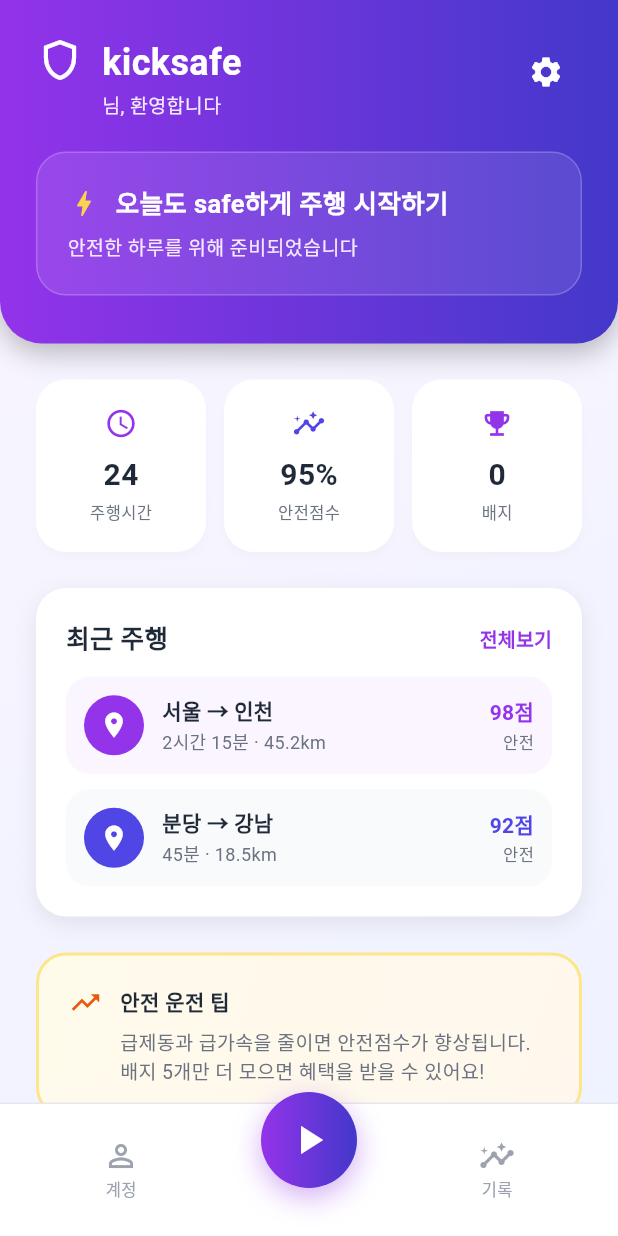
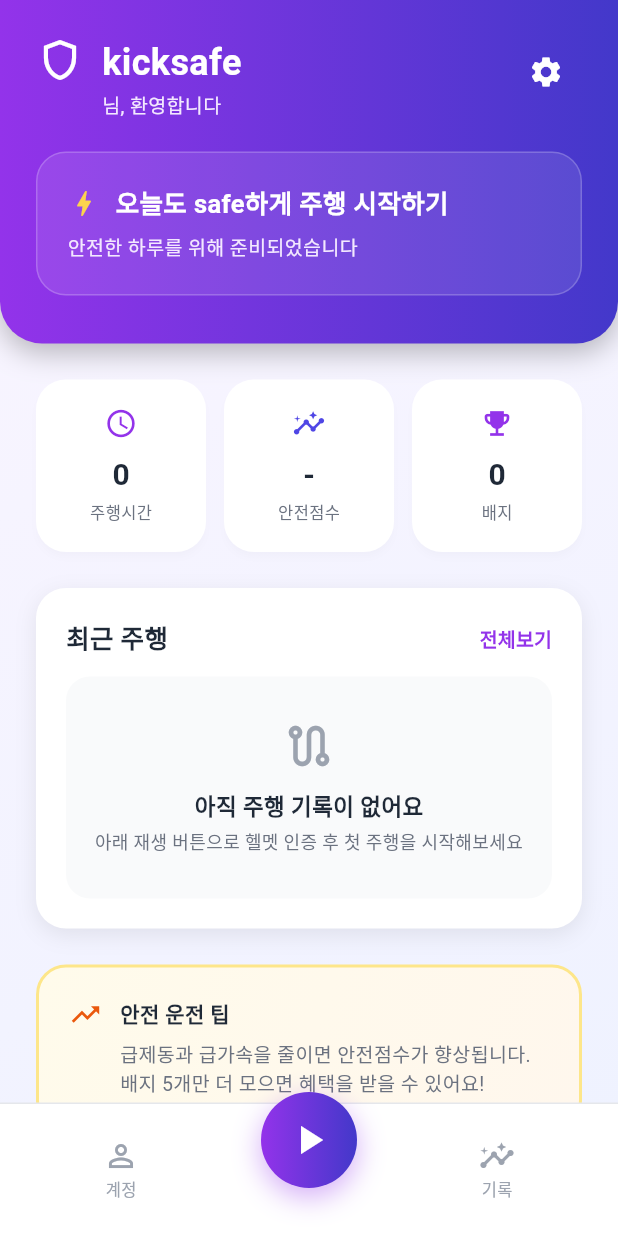
Before and after one commit to kicksafe2/kicksafe2, a Flutter app: the HomeScreen screen opened by its route, on a phone screen of 412 x 824 dp. Run offline on Flutter 3.47's test engine with Material 3 defaults, Android fonts, the phone set to English and light mode, and no system bars; our stand-ins replace camera, cloud_firestore, firebase_auth, firebase_core, flutter_blue_plus, geolocator and 1 more; missing offline and left inert: flutter_naver_map, tflite_flutter; accounts and stored records are empty.

Commit message:
홈 화면 데모 주행 기록 제거: 신규 가입자는 기록 없이 시작
- 주행시간 0, 안전점수 "-", 최근 주행은 "아직 주행 기록이 없어요" 빈 상태로 표시
- 주행 기록 목록(_recentTrips)만 채우면 통계와 목록이 함께 바뀌도록 구조화

Co-Authored-By: Claude Sonnet 5.5 <noreply@anthropic.com>

```diff
--- a/lib/screens/home_screen.dart
+++ b/lib/screens/home_screen.dart
@@ -10,8 +10,10 @@ import '../routes/app_routes.dart';
 /// - 최근 주행 목록, 안전 운전 팁
 /// - 하단 네비게이션(계정 / 헬멧 인증 / 기록)
 ///
-/// 주행시간·안전점수·최근 주행 목록은 아직 실제 주행 기록 기능이 없어 원본 디자인의
-/// 데모 값을 그대로 쓰고, username/배지 개수는 SharedPreferences에서 읽어온다.
+/// username/배지 개수는 SharedPreferences에서 읽어온다.
+/// 주행 기록 저장 기능이 아직 없어서 [_recentTrips]는 비어 있고, 신규 가입자는
+/// 주행시간 0, 안전점수 "-", 최근 주행 "아직 주행 기록이 없어요"로 시작한다.
+/// (기록 저장이 생기면 [_recentTrips]만 채워주면 통계와 목록이 같이 바뀐다.)
 class HomeScreen extends StatefulWidget {
   const HomeScreen({super.key});
 
@@ -43,6 +45,20 @@ class _HomeScreenState extends State<HomeScreen> {
 
   String _username = '사용자';
   int _badgeCount = 0;
+
+  /// 최근 주행 기록. 아직 저장 기능이 없어 비어 있다.
+  final List<_TripRecord> _recentTrips = const [];
+
+  String get _rideTimeText {
+    final total = _recentTrips.fold<int>(0, (sum, t) => sum + t.minutes);
+    return '${total ~/ 60}';
+  }
+
+  String get _safetyScoreText {
+    if (_recentTrips.isEmpty) return '-';
+    final avg = _recentTrips.fold<int>(0, (sum, t) => sum + t.score) / _recentTrips.length;
+    return '${avg.round()}%';
+  }
 
   @override
   void initState() {
@@ -201,7 +217,7 @@ class _HomeScreenState extends State<HomeScreen> {
           child: _StatCard(
             icon: Icons.access_time,
             iconColor: _purple600,
-            value: '24',
+            value: _rideTimeText,
             label: '주행시간',
             onTap: null,
           ),
@@ -211,7 +227,7 @@ class _HomeScreenState extends State<HomeScreen> {
           child: _StatCard(
             icon: Icons.insights,
             iconColor: _indigo600,
-            value: '95%',
+            value: _safetyScoreText,
             label: '안전점수',
             onTap: () => _goTo(AppRoutes.history),
           ),
@@ -268,23 +284,43 @@ class _HomeScreenState extends State<HomeScreen> {
             ],
           ),
           const SizedBox(height: 12),
-          _TripTile(
-            color: _purple600,
-            background: _purple50,
-            route: '서울 → 인천',
-            detail: '2시간 15분 · 45.2km',
-            score: '98점',
-            scoreColor: _purple600,
-          ),
-          const SizedBox(height: 10),
-          _TripTile(
-            color: _indigo600,
-            background: _gray50,
-            route: '분당 → 강남',
-            detail: '45분 · 18.5km',
-            score: '92점',
-            scoreColor: _indigo600,
-          ),
+          if (_recentTrips.isEmpty)
+            Container(
+              width: double.infinity,
+              padding: const EdgeInsets.symmetric(vertical: 28, horizontal: 16),
+              decoration: BoxDecoration(
+                color: _gray50,
+                borderRadius: BorderRadius.circular(16),
+              ),
+              child: const Column(
+                children: [
+                  Icon(Icons.route_outlined, color: _gray400, size: 36),
+                  SizedBox(height: 10),
+                  Text(
+                    '아직 주행 기록이 없어요',
+                    style: TextStyle(fontSize: 15, fontWeight: FontWeight.w600, color: _gray800),
+                  ),
+                  SizedBox(height: 4),
+                  Text(
+                    '아래 재생 버튼으로 헬멧 인증 후 첫 주행을 시작해보세요',
+                    textAlign: TextAlign.center,
+                    style: TextStyle(fontSize: 12, color: _gray500, height: 1.4),
+                  ),
+                ],
+              ),
+            )
+          else
+            for (var i = 0; i < _recentTrips.length; i++) ...[
+              if (i > 0) const SizedBox(height: 10),
+              _TripTile(
+                color: i.isEven ? _purple600 : _indigo600,
+                background: i.isEven ? _purple50 : _gray50,
+                route: _recentTrips[i].route,
+                detail: _recentTrips[i].detail,
+                score: '${_recentTrips[i].score}점',
+                scoreColor: i.isEven ? _purple600 : _indigo600,
+              ),
+            ],
         ],
       ),
     );
@@ -381,6 +417,21 @@ class _HomeScreenState extends State<HomeScreen> {
       ),
     );
   }
+}
+
+/// 주행 기록 한 건 (저장 기능이 생기면 Firestore 등에서 채운다)
+class _TripRecord {
+  final String route;
+  final String detail;
+  final int minutes;
+  final int score;
+
+  const _TripRecord({
+    required this.route,
+    required this.detail,
+    required this.minutes,
+    required this.score,
+  });
 }
 
 class _StatCard extends StatelessWidget {
```
